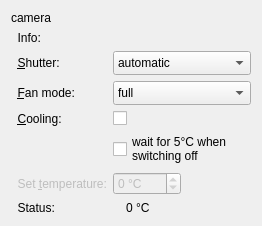
Before: the Qt Designer form plugins/cam_andor/andorglobalcamerasettingswidget.ui in jkriege2/QuickFit3, drawn with Qt 5.
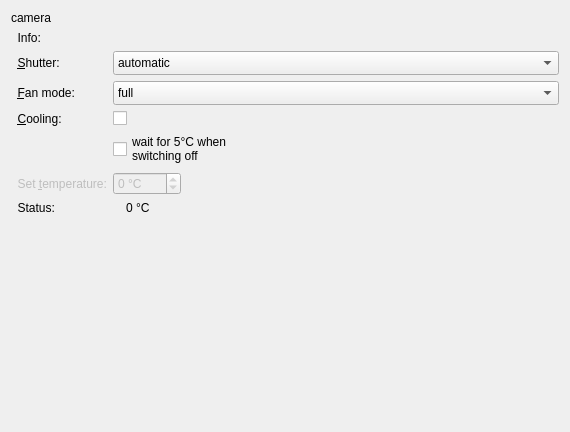
After: the same form once the commit is applied. Icons and pictures are not drawn.

Diff of the .ui file:
```diff
--- a/plugins/cam_andor/andorglobalcamerasettingswidget.ui
+++ b/plugins/cam_andor/andorglobalcamerasettingswidget.ui
@@ -6,8 +6,8 @@
    <rect>
     <x>0</x>
     <y>0</y>
-    <width>262</width>
-    <height>213</height>
+    <width>570</width>
+    <height>432</height>
    </rect>
   </property>
   <property name="windowTitle">
```
Left out of the diff: 44 changed lines with no effect on the pictures.
